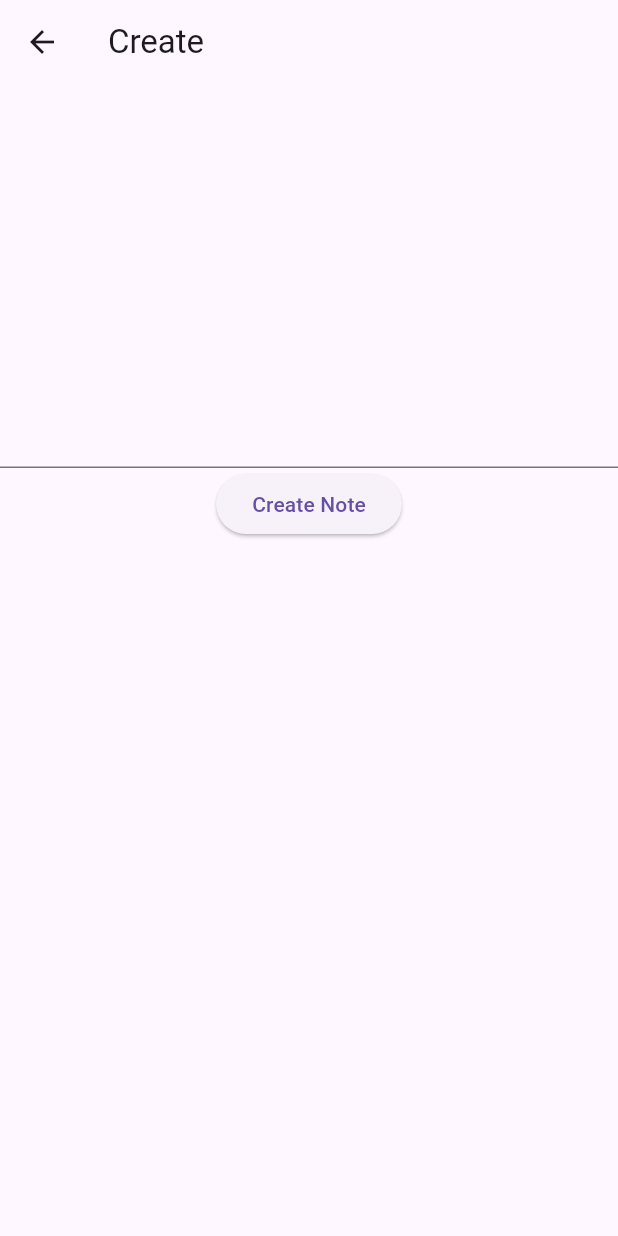
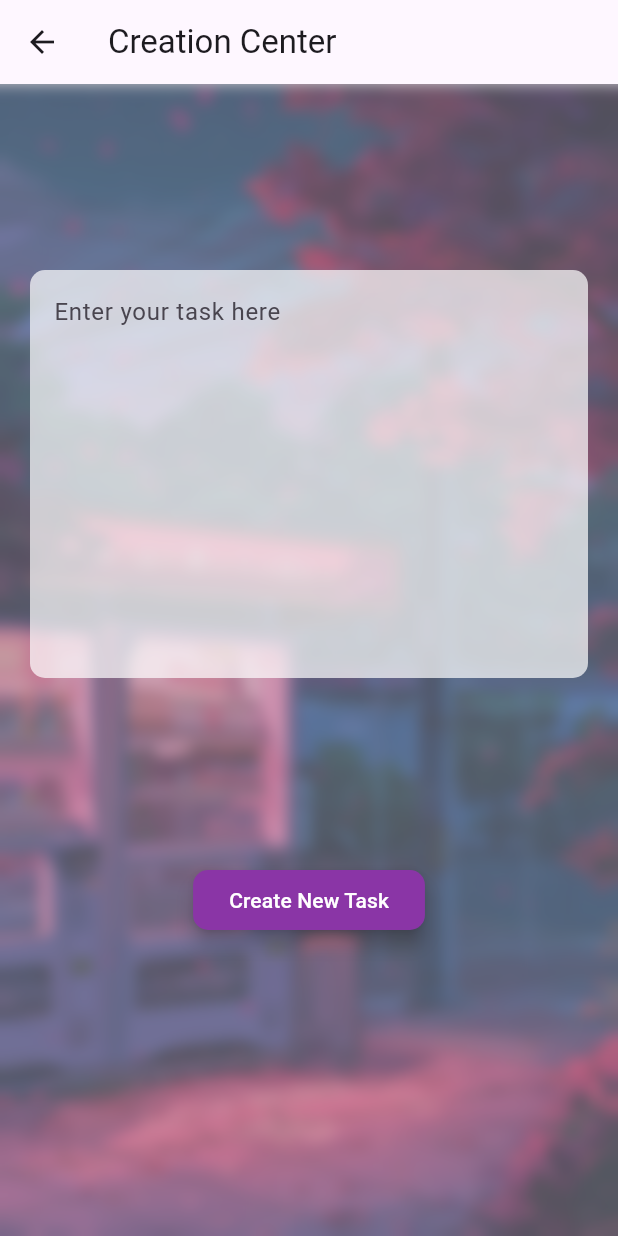
Before and after one commit to catastrxphic/productivity, a Flutter app: the MyHomePage screen opened directly, after a tap on the "add" icon, on a phone screen of 412 x 824 dp. Run offline on Flutter 3.47's test engine with Material 3 defaults, Android fonts, the phone set to English and light mode, and no system bars; network calls fail.

Commit message:
fixed some bugs

```diff
--- a/blissfullden_app/lib/components/my_textfield.dart
+++ b/blissfullden_app/lib/components/my_textfield.dart
@@ -1,6 +1,7 @@
 import 'package:flutter/material.dart';
 
 class MyTextfield extends StatelessWidget {
+  // ignore: prefer_typing_uninitialized_variables
   final controller;
   final String hintText;
   final bool obscureText;
@@ -23,7 +24,7 @@ class MyTextfield extends StatelessWidget {
                     enabledBorder:const OutlineInputBorder(
                       borderSide: BorderSide(color: Color.fromARGB(255, 227, 167, 76))
                     ),
-                    fillColor: Color.fromARGB(255, 183, 186, 191),
+                    fillColor: const Color.fromARGB(255, 183, 186, 191),
                     filled: true,
                     hintText: hintText,
                   ),
--- a/blissfullden_app/lib/create.dart
+++ b/blissfullden_app/lib/create.dart
@@ -1,40 +1,92 @@
+import 'dart:ui';
+
 import 'package:flutter/material.dart';
 import 'package:http/http.dart';
 
 class CreatePage extends StatefulWidget {
   final Client client;
+
   const CreatePage({
     Key? key,
     required this.client,
-    }) : super(key: key);
+  }) : super(key: key);
 
   @override
   CreatePageState createState() => CreatePageState();
-
 }
 
-class CreatePageState extends State<CreatePage>{
+class CreatePageState extends State<CreatePage> {
   TextEditingController controller = TextEditingController();
 
   @override
   Widget build(BuildContext context) {
     return Scaffold(
       appBar: AppBar(
-        title: const Text("Create"),
+        title: const Text("Creation Center"),
       ),
-      body: Column(
+      body: Stack(
         children: [
-          TextField(
-            controller: controller,
-            maxLines: 10,
+          SizedBox(height: 100),
+          Container(
+            decoration: const BoxDecoration(
+              image: DecorationImage(
+                image: AssetImage("lib/images/sakuravending.jpeg"),
+                fit: BoxFit.cover,
+              ),
+            ),
+          ),
+          Positioned.fill(
+            child: BackdropFilter(
+              filter: ImageFilter.blur(sigmaX: 5, sigmaY: 5),
+              child: Container(
+                color: Colors.grey.withOpacity(0.5),
+              ),
+            ),
+          ),
+          Column(
+            children: [
+              Expanded(
+                child: Center(
+                  child: Padding(
+                    padding: const EdgeInsets.all(20.0),
+                    child: TextField(
+                      controller: controller,
+                      maxLines: 10,
+                      style: const TextStyle(color: Colors.black),
+                      decoration: InputDecoration(
+                        filled: true,
+                        fillColor: Colors.white.withOpacity(0.7),
+                        hintText: 'Enter your task here',
+                        border: OutlineInputBorder(
+                          borderRadius: BorderRadius.circular(10.0),
+                          borderSide: BorderSide.none,
+                        ),
+                      ),
+                    ),
+                  ),
+                ),
+              ),
 
+              ElevatedButton(
+                onPressed: () {
+                  var createUrl =
+                      Uri.parse('http://127.0.0.1:8000/tasks/create/');
+                  widget.client
+                      .post(createUrl, body: {'body': controller.text});
+                  Navigator.pop(context);
+                },
+                style: ElevatedButton.styleFrom(
+                  foregroundColor: Colors.white, backgroundColor: Color.fromARGB(255, 138, 53, 166),
+                  elevation: 5,
+                  shape: RoundedRectangleBorder(
+                    borderRadius: BorderRadius.circular(10.0), // Button border radius
+                  ),
+                ),
+                child: const Text("Create New Task"),
+              ),
+              const SizedBox(height: 200), // Adjust as needed
+            ],
           ),
-          ElevatedButton(
-            onPressed: (){
-              var createUrl = Uri.parse('http://127.0.0.1:8000/tasks/create/');
-              widget.client.post(createUrl,body: {'body':controller.text});
-              Navigator.pop(context);
-            }, child:const Text("Create Note"))
         ],
       ),
     );
--- a/blissfullden_app/lib/task_page.dart
+++ b/blissfullden_app/lib/task_page.dart
@@ -13,6 +13,7 @@ void main() {
 }
 
 class MyApp extends StatelessWidget {
+  // ignore: use_key_in_widget_constructors
   const MyApp({Key? key});
 
   @override
@@ -29,6 +30,7 @@ class MyApp extends StatelessWidget {
 }
 
 class MyHomePage extends StatefulWidget {
+  // ignore: use_super_parameters
   const MyHomePage({Key? key, required this.title}) : super(key: key);
   final String title;
 
@@ -74,7 +76,7 @@ class _MyHomePageState extends State<MyHomePage> {
       body: Stack(
         children: [
           // Background image with blur effect
-          Container(
+          SizedBox(
             width: double.infinity,
             height: double.infinity,
             child: Image.asset(
@@ -110,7 +112,7 @@ class _MyHomePageState extends State<MyHomePage> {
                         );
                       },
                       trailing: IconButton(
-                        icon: Icon(Icons.delete),
+                        icon: const Icon(Icons.delete),
                         onPressed: () => _deleteTask(tasks[index].id),
                       ),
                     );
--- a/blissfullden_app/pubspec.yaml
+++ b/blissfullden_app/pubspec.yaml
@@ -64,6 +64,8 @@ flutter:
   assets:
     - lib/images/codingstudy.jpeg
     - lib/images/Pin by Renée on wallpaper _ Scenery wallpaper, Beautiful art pictures, Aesthetic backgrounds.jpeg
+    - lib/images/d2ca3cf6d0769f2d550a50664c100617.jpg
+    - lib/images/sakuravending.jpeg
 
   # An image asset can refer to one or more resolution-specific "variants", see
   # https://flutter.dev/assets-and-images/#resolution-aware
```
Also changed, not shown: blissfullden_app/lib/register_page.dart (+6 -4 lines), blissfullden_app/lib/update.dart (+64 -14 lines), blissfullden_app/lib/images/d2ca3cf6d0769f2d550a50664c100617.jpg (added), blissfullden_app/lib/images/sakuravending.jpeg (added), 21 other files.
